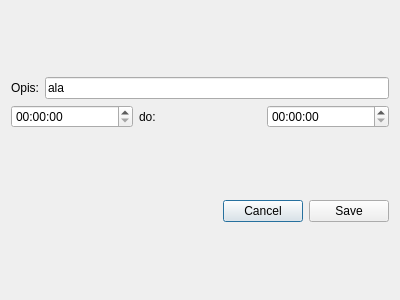
Old version of the form kalendarz/dialog_kafelka.ui in the repository kitkovsky/ProjektCpp.
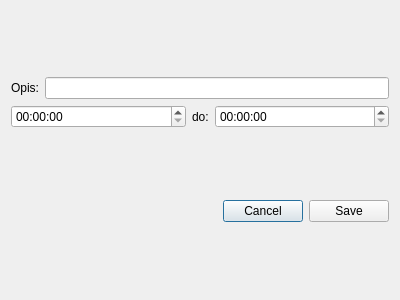
New version of the form.

```diff
--- a/kalendarz/dialog_kafelka.ui
+++ b/kalendarz/dialog_kafelka.ui
@@ -31,7 +31,7 @@
        <item>
         <widget class="QLineEdit" name="lineEdit">
          <property name="text">
-          <string>ala</string>
+          <string/>
          </property>
         </widget>
        </item>
@@ -44,6 +44,12 @@
        </item>
        <item>
         <widget class="QLabel" name="label">
+         <property name="sizePolicy">
+          <sizepolicy hsizetype="Fixed" vsizetype="Preferred">
+           <horstretch>0</horstretch>
+           <verstretch>0</verstretch>
+          </sizepolicy>
+         </property>
          <property name="lineWidth">
           <number>0</number>
          </property>
```
Left out of the diff: 2 changed lines with no effect on the pictures.
